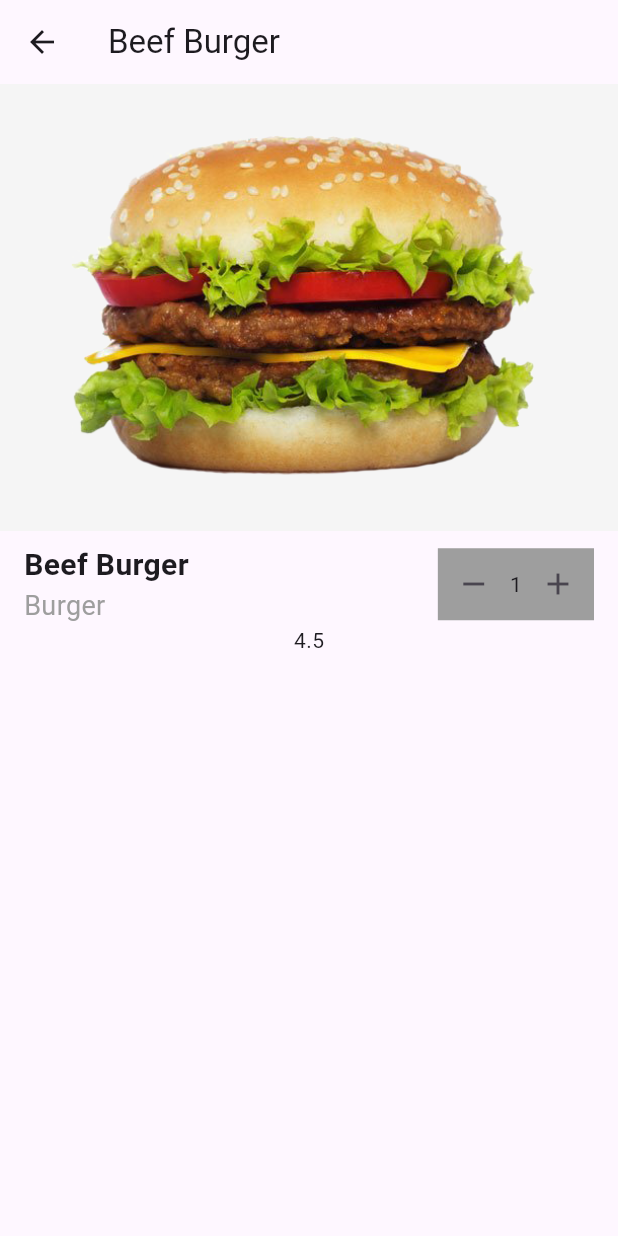
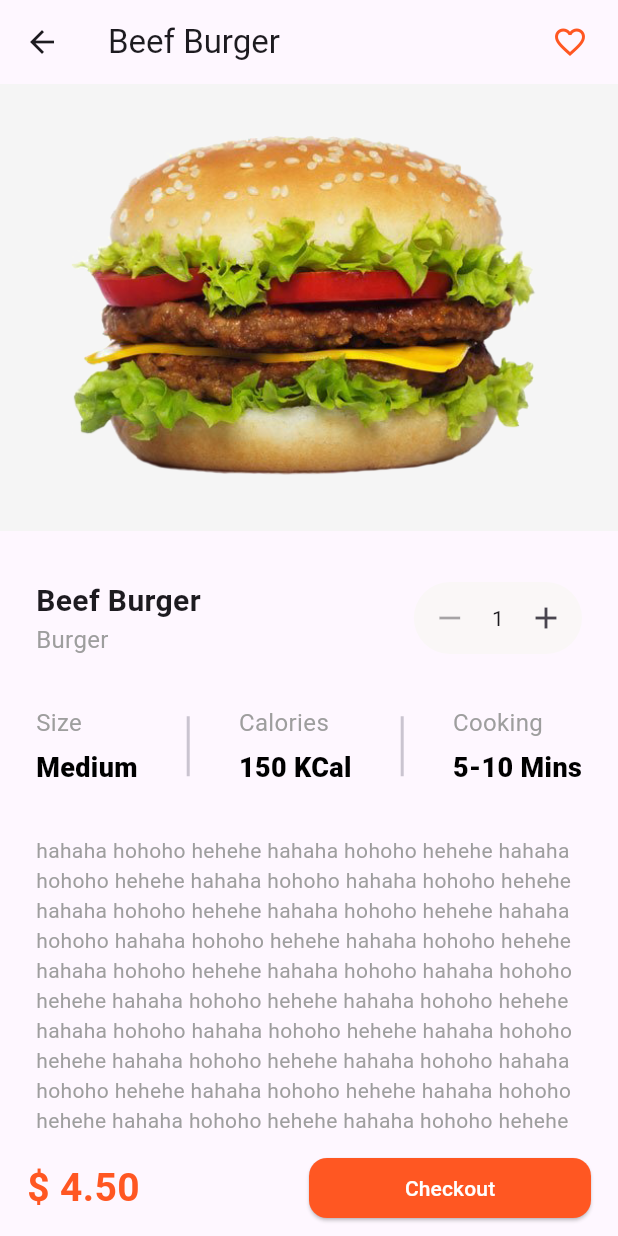
Before and after one commit to RamiYacoub/food_delivery_app, a Flutter app: the ProductDetails screen opened directly with sample values from the repository, on a phone screen of 412 x 824 dp. Run offline on Flutter 3.47's test engine with Material 2 defaults, Android fonts, the phone set to English and light mode, and no system bars; Roboto replaces fonts that are missing (Montserrat).

Commit message:
edit on product details page

```diff
--- a/lib/pages/home_page.dart
+++ b/lib/pages/home_page.dart
@@ -51,7 +51,7 @@ class _HomePageState extends State<HomePage> {
                         Text(
                           'Current Location',
                           style: TextStyle(
-                            fontSize: 12,
+                            fontSize: 14,
                             color: Colors.grey,
                           ),
                         ),
@@ -66,7 +66,7 @@ class _HomePageState extends State<HomePage> {
                               width: 6.0,
                             ),
                             Text(
-                              'Cairo, Egypt',
+                              'Tullkarm, Palestine',
                               style: TextStyle(fontWeight: FontWeight.w600),
                             ),
                           ],
--- a/lib/pages/product_details.dart
+++ b/lib/pages/product_details.dart
@@ -1,18 +1,56 @@
+import 'package:delivery_app/widgets/product_details_property.dart';
 import 'package:flutter/material.dart';
 
 import '../models/food_items.dart';
 
-class ProductDetails extends StatelessWidget {
+class ProductDetails extends StatefulWidget {
   final FoodItem foodItem;
   const ProductDetails({super.key, required this.foodItem});
+
+  @override
+  State<ProductDetails> createState() => _ProductDetailsState();
+}
+
+class _ProductDetailsState extends State<ProductDetails> {
+  int quantity = 1;
+
+  void _decreaseQuantity() {
+    setState(() {
+      if (quantity > 1) {
+        quantity -= 1;
+      }
+    });
+  }
+
+  void _increaseQuantity() {
+    setState(
+      () => quantity += 1,
+    );
+  }
 
   @override
   Widget build(BuildContext context) {
     return Scaffold(
       appBar: AppBar(
-        title: Text(foodItem.name),
+        title: Text(widget.foodItem.name),
+        actions: [
+          IconButton(
+            onPressed: () {},
+            icon: const Icon(
+              Icons.favorite_border,
+              color: Colors.deepOrange,
             ),
-      body: SingleChildScrollView(
+          ),
+          const SizedBox(
+            width: 8.0,
+          ),
+        ],
+      ),
+      body: SafeArea(
+        child: Column(
+          children: [
+            Expanded(
+              child: SingleChildScrollView(
                 child: Column(
                   children: [
                     DecoratedBox(
@@ -22,7 +60,7 @@ class ProductDetails extends StatelessWidget {
                       child: Padding(
                         padding: const EdgeInsets.all(24.0),
                         child: Image.asset(
-                  foodItem.imgUrl,
+                          widget.foodItem.imgUrl,
                           width: double.infinity,
                           height: 250,
                           fit: BoxFit.contain,
@@ -30,10 +68,11 @@ class ProductDetails extends StatelessWidget {
                       ),
                     ),
                     const SizedBox(
-              height: 8.0,
+                      height: 32.0,
                     ),
                     Padding(
-              padding: const EdgeInsetsDirectional.symmetric(horizontal: 16.0),
+                      padding: const EdgeInsetsDirectional.symmetric(
+                          horizontal: 24.0),
                       child: Column(
                         children: [
                           Row(
@@ -43,34 +82,44 @@ class ProductDetails extends StatelessWidget {
                                 crossAxisAlignment: CrossAxisAlignment.start,
                                 children: [
                                   Text(
-                            foodItem.name,
+                                    widget.foodItem.name,
                                     style: const TextStyle(
                                       fontSize: 20,
                                       fontWeight: FontWeight.bold,
                                     ),
                                   ),
                                   Text(
-                            foodItem.category,
+                                    widget.foodItem.category,
                                     style: const TextStyle(
                                         color: Colors.grey,
                                         fontWeight: FontWeight.w400,
-                                fontSize: 18.0),
+                                        fontSize: 16.0),
                                   ),
                                 ],
                               ),
                               DecoratedBox(
-                        decoration: const BoxDecoration(
-                          color: Colors.grey,
+                                decoration: BoxDecoration(
+                                  color:
+                                      const Color.fromARGB(255, 250, 247, 247),
+                                  borderRadius: BorderRadius.circular(24.0),
                                 ),
                                 child: Row(
                                   children: [
                                     IconButton(
-                              onPressed: () {},
+                                      onPressed: quantity > 1
+                                          ? _decreaseQuantity
+                                          : null,
                                       icon: const Icon(Icons.remove),
                                     ),
-                            const Text('1'),
+                                    const SizedBox(
+                                      width: 4.0,
+                                    ),
+                                    Text(quantity.toString()),
+                                    const SizedBox(
+                                      width: 4.0,
+                                    ),
                                     IconButton(
-                              onPressed: () {},
+                                      onPressed: _increaseQuantity,
                                       icon: const Icon(Icons.add),
                                     ),
                                   ],
@@ -78,10 +127,88 @@ class ProductDetails extends StatelessWidget {
                               ),
                             ],
                           ),
+                          const SizedBox(
+                            height: 32.0,
+                          ),
+                          const Row(
+                            mainAxisAlignment: MainAxisAlignment.spaceBetween,
+                            children: [
+                              ProductDetailsProoerty(
+                                title: 'Size',
+                                value: 'Medium',
+                              ),
+                              SizedBox(
+                                height: 40.0,
+                                child: VerticalDivider(
+                                  thickness: 2.0,
+                                ),
+                              ),
+                              ProductDetailsProoerty(
+                                title: 'Calories',
+                                value: '150 KCal',
+                              ),
+                              SizedBox(
+                                height: 40.0,
+                                child: VerticalDivider(
+                                  thickness: 2.0,
+                                ),
+                              ),
+                              ProductDetailsProoerty(
+                                title: 'Cooking',
+                                value: '5-10 Mins',
+                              ),
+                            ],
+                          ),
+                          const SizedBox(
+                            height: 32.0,
+                          ),
+                          const Text(
+                            'hahaha hohoho hehehe hahaha hohoho hehehe hahaha hohoho hehehe hahaha hohoho hahaha hohoho hehehe hahaha hohoho hehehe hahaha hohoho hehehe hahaha hohoho hahaha hohoho hehehe hahaha hohoho hehehe hahaha hohoho hehehe hahaha hohoho hahaha hohoho hehehe hahaha hohoho hehehe hahaha hohoho hehehe hahaha hohoho hahaha hohoho hehehe hahaha hohoho hehehe hahaha hohoho hehehe hahaha hohoho hahaha hohoho hehehe hahaha hohoho hehehe hahaha hohoho hehehe hahaha hohoho hehehe hahaha hohoho hehehe hahaha hohoho hehehe hahaha hohoho hehehe hahaha hohoho hehehe hahaha hohoho hehehe hahaha hohoho hehehe hahaha hohoho hehehe hahaha hohoho hehehe hahaha hohoho hehehe hahaha hohoho hehehe hahaha hohoho hehehe hahaha hohoho hehehe hahaha hohoho hehehe hahaha hohoho hehehe hahaha hohoho hehehe ',
+                            style: TextStyle(
+                              fontSize: 14.0,
+                              fontWeight: FontWeight.w400,
+                              color: Colors.grey,
+                            ),
+                          ),
                         ],
                       ),
                     ),
-            Text(foodItem.price.toString()),
+                  ],
+                ),
+              ),
+            ),
+            Padding(
+              padding: const EdgeInsetsDirectional.only(
+                  start: 18.0, end: 18.0, bottom: 8.0, top: 8.0),
+              child: Row(
+                mainAxisAlignment: MainAxisAlignment.spaceBetween,
+                children: [
+                  Expanded(
+                    child: Text(
+                      '\$ ${(widget.foodItem.price * quantity).toStringAsFixed(2)}',
+                      style: const TextStyle(
+                        fontSize: 26.0,
+                        fontWeight: FontWeight.bold,
+                        color: Colors.deepOrange,
+                      ),
+                    ),
+                  ),
+                  Expanded(
+                    child: ElevatedButton(
+                      onPressed: () {},
+                      style: ElevatedButton.styleFrom(
+                        backgroundColor: Colors.deepOrange,
+                        foregroundColor: Colors.white,
+                        shape: RoundedRectangleBorder(
+                          borderRadius: BorderRadius.circular(12.0),
+                        ),
+                      ),
+                      child: const Text('Checkout'),
+                    ),
+                  )
+                ],
+              ),
+            ),
           ],
         ),
       ),
--- /dev/null
+++ b/lib/widgets/product_details_property.dart
@@ -0,0 +1,39 @@
+import 'package:flutter/material.dart';
+
+class ProductDetailsProoerty extends StatelessWidget {
+  final String title;
+  final String value;
+  const ProductDetailsProoerty({
+    super.key,
+    required this.title,
+    required this.value,
+  });
+
+  @override
+  Widget build(BuildContext context) {
+    return Column(
+      crossAxisAlignment: CrossAxisAlignment.start,
+      children: [
+        Text(
+          title,
+          style: const TextStyle(
+            fontSize: 16.0,
+            color: Colors.grey,
+            fontWeight: FontWeight.w400,
+          ),
+        ),
+        const SizedBox(
+          height: 6.0,
+        ),
+        Text(
+          value,
+          style: const TextStyle(
+            color: Colors.black,
+            fontWeight: FontWeight.w800,
+            fontSize: 18,
+          ),
+        ),
+      ],
+    );
+  }
+}
```
Lines whose indentation alone changed are shown as unchanged.
